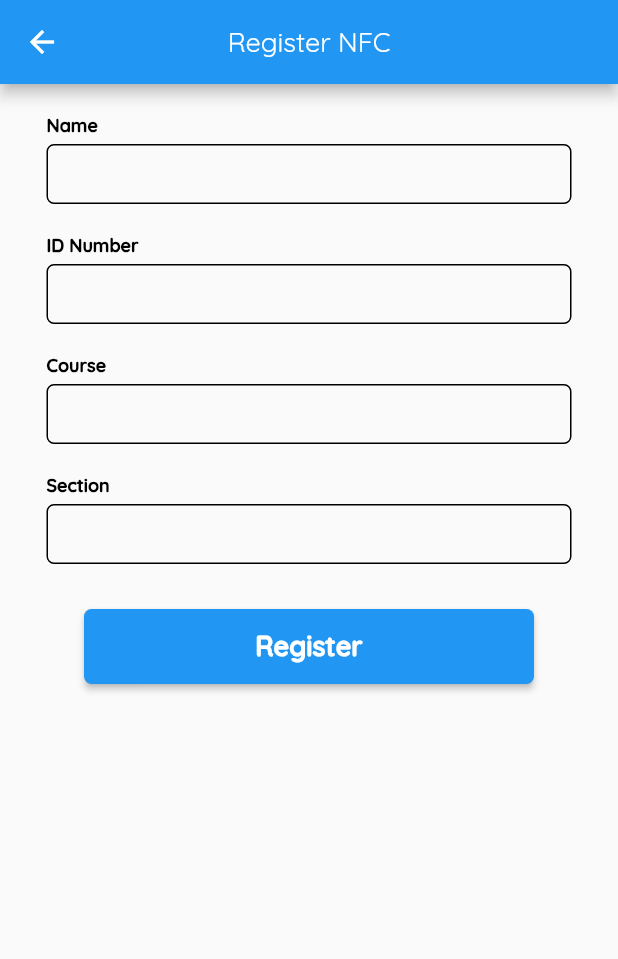
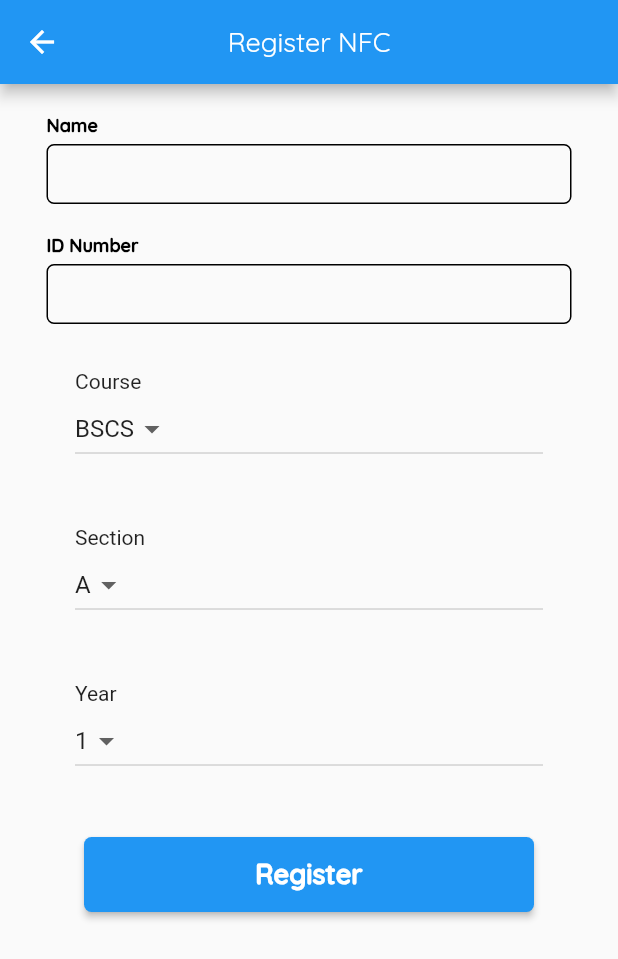
Before and after one commit to lansoyyy/valley_desktop, a Flutter app: the RegisterScreen screen opened directly, on a phone screen of 412 x 824 dp. Shown: the top 959 px of the screen. Run offline on Flutter 3.47's test engine with Material 2 defaults, Android fonts, the phone set to English and light mode, and no system bars; our stand-ins replace cloud_firestore, firebase_core, get_storage; missing offline and left inert: flutter_nfc_kit, ndef; accounts and stored records are empty.

Commit message:
added dropdowns

```diff
--- a/lib/screens/register_screen.dart
+++ b/lib/screens/register_screen.dart
@@ -16,6 +16,39 @@ class _RegisterScreenState extends State<RegisterScreen> {
   final courseController = TextEditingController();
   final sectionController = TextEditingController();
   final idnumberController = TextEditingController();
+
+  String selectedCourse = 'BSCS';
+  String selectedYear = '1';
+  String selectedSection = 'A';
+
+  Widget buildDropdown(String label, List<String> items, String selectedValue,
+      ValueChanged onChanged) {
+    return Padding(
+      padding: const EdgeInsets.fromLTRB(50, 10, 50, 10),
+      child: SizedBox(
+        child: Column(
+          crossAxisAlignment: CrossAxisAlignment.start,
+          children: [
+            Text(label),
+            SizedBox(
+              width: 350,
+              child: DropdownButton<String>(
+                value: selectedValue,
+                onChanged: onChanged,
+                items: items.map((String item) {
+                  return DropdownMenuItem<String>(
+                    value: item,
+                    child: Text(item),
+                  );
+                }).toList(),
+              ),
+            ),
+          ],
+        ),
+      ),
+    );
+  }
+
   @override
   Widget build(BuildContext context) {
     return Scaffold(
@@ -47,19 +80,30 @@ class _RegisterScreenState extends State<RegisterScreen> {
             const SizedBox(
               height: 20,
             ),
-            TextFieldWidget(
-              width: 350,
-              label: 'Course',
-              controller: courseController,
-            ),
+            buildDropdown(
+                "Course", ["BSCS", "BSIT", "BSIS", "BLIS"], selectedCourse,
+                (value) {
+              setState(() {
+                selectedCourse = value;
+              });
+            }),
             const SizedBox(
               height: 20,
             ),
-            TextFieldWidget(
-              width: 350,
-              label: 'Section',
-              controller: sectionController,
+            buildDropdown("Section", ["A", "B", "C", "D"], selectedSection,
+                (value) {
+              setState(() {
+                selectedSection = value;
+              });
+            }),
+            const SizedBox(
+              height: 20,
             ),
+            buildDropdown("Year", ["1", "2", "3", "4"], selectedYear, (value) {
+              setState(() {
+                selectedYear = value;
+              });
+            }),
             const SizedBox(
               height: 30,
             ),
@@ -68,10 +112,11 @@ class _RegisterScreenState extends State<RegisterScreen> {
               onPressed: () {
                 Navigator.of(context).push(MaterialPageRoute(
                     builder: (context) => RegisteringScreen(
+                        year: selectedYear,
                         name: nameController.text,
                         idnumber: idnumberController.text,
-                        course: courseController.text,
-                        section: sectionController.text)));
+                        course: selectedCourse,
+                        section: selectedSection)));
               },
             ),
           ],
--- a/lib/screens/registering_screen.dart
+++ b/lib/screens/registering_screen.dart
@@ -12,11 +12,13 @@ class RegisteringScreen extends StatefulWidget {
   String idnumber;
   String course;
   String section;
+  String year;
 
   RegisteringScreen(
       {super.key,
       required this.name,
       required this.idnumber,
+      required this.year,
       required this.course,
       required this.section});
 
@@ -60,6 +62,7 @@ class _RegisteringScreenState extends State<RegisteringScreen> {
                     box.write('id', widget.idnumber);
                     box.write('course', widget.course);
                     box.write('section', widget.section);
+                    box.write('year', widget.year);
 
                     showToast('Student registered succesfully!');
 
--- a/lib/screens/scanning_screen.dart
+++ b/lib/screens/scanning_screen.dart
@@ -64,7 +64,8 @@ class _ScanningScreenState extends State<ScanningScreen> {
                         box.read('course'),
                         widget.attendancetype,
                         widget.labname,
-                        widget.computernumber);
+                        widget.computernumber,
+                        box.read('year'));
                     showToast('Attendance Recorded!');
 
                     Navigator.of(context).pushReplacement(MaterialPageRoute(
--- a/lib/services/add_attendance.dart
+++ b/lib/services/add_attendance.dart
@@ -1,7 +1,7 @@
 import 'package:cloud_firestore/cloud_firestore.dart';
 
 Future addAttendance(name, idnumber, section, course, attendancetype, labname,
-    computername) async {
+    computername, year) async {
   final docUser = FirebaseFirestore.instance.collection('Attendance').doc();
 
   final json = {
@@ -12,7 +12,8 @@ Future addAttendance(name, idnumber, section, course, attendancetype, labname,
     'attendancetype': attendancetype,
     'labname': labname,
     'dateTime': DateTime.now(),
-    'computername': computername
+    'computername': computername,
+    'year': year
   };
 
   await docUser.set(json);
```
